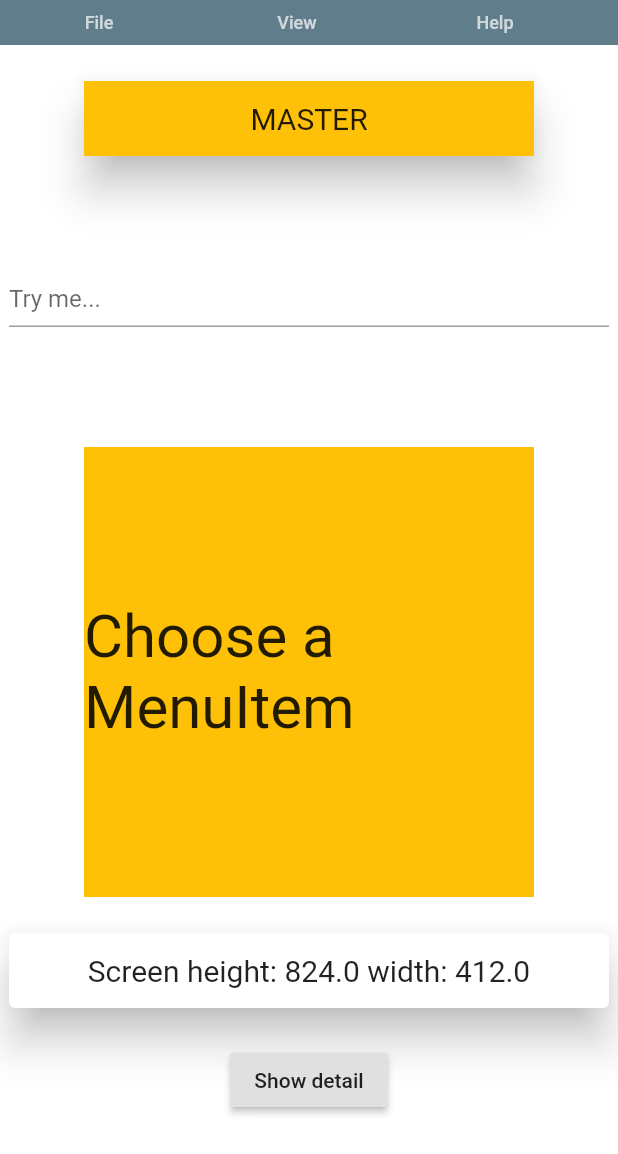
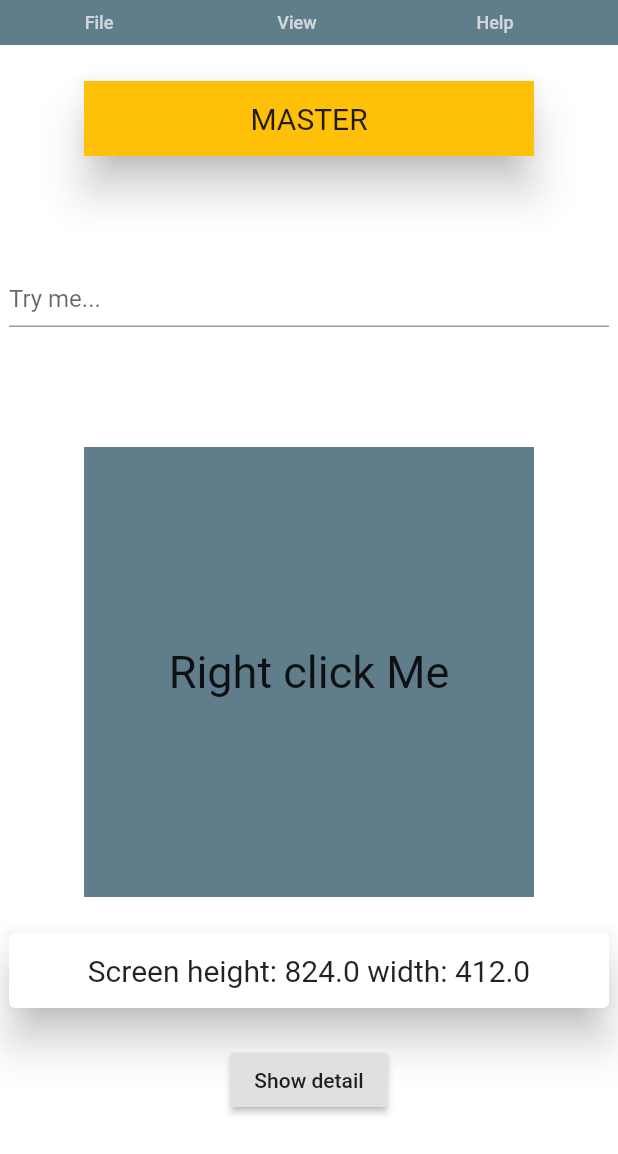
Before and after one commit to PsychTechApS/flutter_menu, a Flutter app: the screen it shows after launch, on a phone screen of 412 x 824 dp. Shown: the top 1154 px of the screen. Run offline on Flutter 3.47's test engine with Material 2 defaults, Android fonts, the light colour scheme and no system bars.

Commit message:
making ready for version 0.1.0

```diff
--- a/example/lib/main.dart
+++ b/example/lib/main.dart
@@ -7,7 +7,9 @@ const Map kColorMap = {
   'Blue': Colors.blue,
   'Purple': Colors.purple,
   'Black': Colors.black,
-  'Pink': Colors.pink
+  'Pink': Colors.pink,
+  'Yellow': Colors.yellow,
+  'Orange': Colors.orange,
 };
 
 void main() {
@@ -36,9 +38,10 @@ class Screen extends StatefulWidget {
 class _ScreenState extends State<Screen> {
   final ScrollController scrollController = ScrollController();
   TextEditingController controller = TextEditingController();
-  String _message = "Choose a MenuItem";
+  String _message = "Choose a MenuItem.";
 
   Color masterBackgroundColor = Colors.white;
+  Color detailBackgroundColor = Colors.blueGrey[300];
 
   void _showMessage(String newMessage) {
     setState(() {
@@ -52,6 +55,12 @@ class _ScreenState extends State<Screen> {
     });
   }
 
+  void _detailSetBackgroundColor(String color) {
+    setState(() {
+      detailBackgroundColor = kColorMap[color];
+    });
+  }
+
   @override
   Widget build(BuildContext context) {
     return Scaffold(
@@ -59,14 +68,20 @@ class _ScreenState extends State<Screen> {
         masterContextMenu: ContextMenuSliver(
           title: 'Master',
           children: [
-            myContextMenuItem(color: 'Red'),
-            myContextMenuItem(color: 'Blue'),
-            myContextMenuItem(color: 'Purple'),
-            myContextMenuItem(color: 'Pink'),
+            masterContextMenuItem(color: 'Red'),
+            masterContextMenuItem(color: 'Blue'),
+            masterContextMenuItem(color: 'Purple'),
+            masterContextMenuItem(color: 'Pink'),
           ],
         ),
         detailContextMenu: ContextMenuSliver(
           title: 'Detail',
+          children: [
+            detailContextMenuItem(color: 'Yellow'),
+            detailContextMenuItem(color: 'Orange'),
+            detailContextMenuItem(color: 'Pink'),
+            detailContextMenuItem(color: 'Red'),
+          ],
         ),
         menuList: [
           MenuItem(title: 'File', menuListItems: [
@@ -131,7 +146,7 @@ class _ScreenState extends State<Screen> {
     return Builder(
       builder: (BuildContext context) {
         return Container(
-          color: Colors.blueGrey[300],
+          color: detailBackgroundColor,
           child: Column(
             crossAxisAlignment: CrossAxisAlignment.center,
             children: [
@@ -178,6 +193,17 @@ class _ScreenState extends State<Screen> {
                     child: Text('Show Menu'),
                   ),
                 ],
+              ),
+              SizedBox(height: 20),
+              SizedBox(
+                width: 300,
+                height: 300,
+                child: Container(
+                  color: Colors.blueGrey,
+                  child: Align(
+                      alignment: Alignment.center,
+                      child: Text(_message, style: TextStyle(fontSize: 40))),
+                ),
               ),
               SizedBox(height: 20),
               Card(
@@ -248,10 +274,11 @@ class _ScreenState extends State<Screen> {
                   width: 300,
                   height: 300,
                   child: Container(
-                    color: Colors.amber,
+                    color: Colors.blueGrey,
                     child: Align(
                         alignment: Alignment.center,
-                        child: Text(_message, style: TextStyle(fontSize: 40))),
+                        child: Text('Right click Me',
+                            style: TextStyle(fontSize: 30))),
                   ),
                 ),
               ),
@@ -299,14 +326,26 @@ class _ScreenState extends State<Screen> {
     );
   }
 
-  Widget myContextMenuItem({String color}) {
+  Widget masterContextMenuItem({String color}) {
     return ContextMenuItem(
       onTap: () {
         _masterSetBackgroundColor(color);
       },
       child: Container(
         color: kColorMap[color],
-        child: Text(color),
+        child: Center(child: Text(color)),
+      ),
+    );
+  }
+
+  Widget detailContextMenuItem({String color}) {
+    return ContextMenuItem(
+      onTap: () {
+        _detailSetBackgroundColor(color);
+      },
+      child: Container(
+        color: kColorMap[color],
+        child: Center(child: Text(color)),
       ),
     );
   }
--- a/lib/src/appscreen_model.dart
+++ /dev/null
@@ -1 +0,0 @@
-class AppScreenModel {}
--- a/lib/src/contextmenu_widgets.dart
+++ b/lib/src/contextmenu_widgets.dart
@@ -28,6 +28,8 @@ class ContextMenuSliver extends ContextMenuType {
     return SizedBox(
       height: height,
       width: width,
+      child: Card(
+        elevation: 5,
         child: Container(
           color: widgetBackgroundColor,
           child: CustomScrollView(
@@ -45,6 +47,7 @@ class ContextMenuSliver extends ContextMenuType {
                 delegate: SliverChildListDelegate(List.from(children)),
               ),
             ],
+          ),
         ),
       ),
     );
--- a/pubspec.yaml
+++ b/pubspec.yaml
@@ -1,6 +1,6 @@
 name: flutter_menu
 description: Top menu, master/detail panes and context menu with keyboard shortcuts - developed for web and functional for desktop as well
-version: 0.0.4
+version: 0.1.0
 repository: https://github.com/PsychTechApS/flutter_menu
 auther: PsychTech<psychtech@outlook.dk>
 
```
Also changed, not shown: example/pubspec.lock, lib/src/contextmenu_model.dart (deleted), 2 other files. Lines whose indentation alone changed are shown as unchanged.
